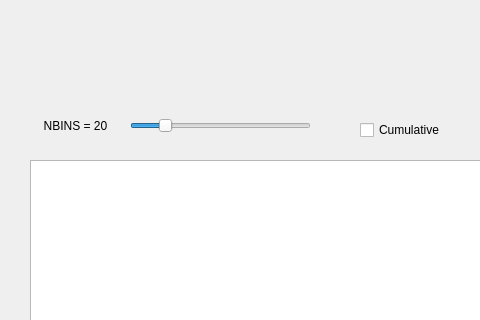
This is mainwindow.ui in DhairyaSurana/Qt-Distribution as Qt 5 draws it before an edit; both pictures show x 0 to 480 and y 0 to 320 of the 910 by 661 pixel window. The edited form follows.
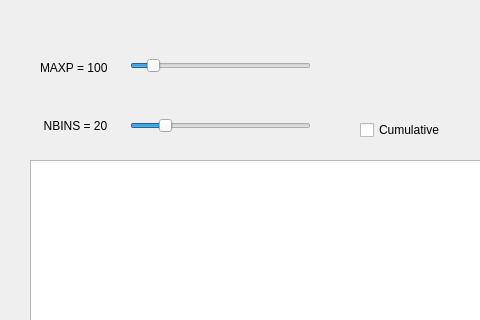
This is the edited form. Custom widgets are drawn as their Qt base class.

Commit message: Added 'maxp' slider

```diff
--- a/mainwindow.ui
+++ b/mainwindow.ui
@@ -150,6 +150,41 @@
      <string>Cumulative</string>
     </property>
    </widget>
+   <widget class="QSlider" name="max_slider">
+    <property name="geometry">
+     <rect>
+      <x>130</x>
+      <y>50</y>
+      <width>181</width>
+      <height>31</height>
+     </rect>
+    </property>
+    <property name="minimum">
+     <number>1</number>
+    </property>
+    <property name="maximum">
+     <number>1000</number>
+    </property>
+    <property name="value">
+     <number>100</number>
+    </property>
+    <property name="orientation">
+     <enum>Qt::Horizontal</enum>
+    </property>
+   </widget>
+   <widget class="QLabel" name="maxp_num">
+    <property name="geometry">
+     <rect>
+      <x>40</x>
+      <y>60</y>
+      <width>81</width>
+      <height>16</height>
+     </rect>
+    </property>
+    <property name="text">
+     <string>MAXP = 100</string>
+    </property>
+   </widget>
   </widget>
   <widget class="QMenuBar" name="menubar">
    <property name="geometry">
```
Left out of the diff: 2 changed lines with no effect on the pictures. The commit also changes 2 other files.
